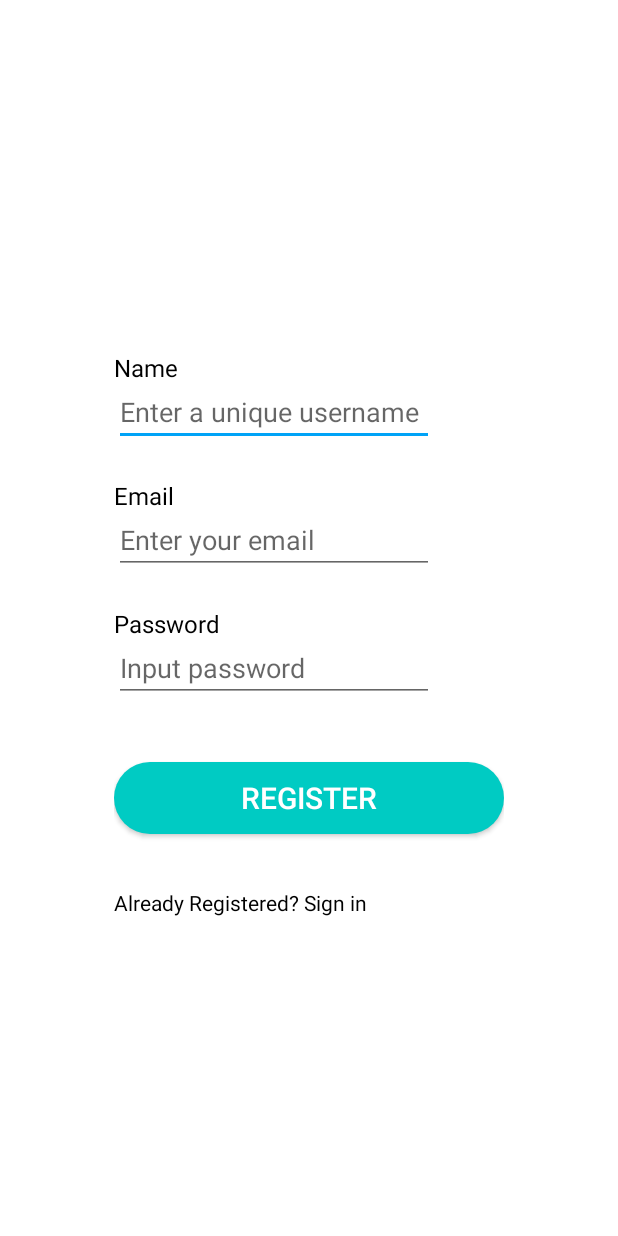
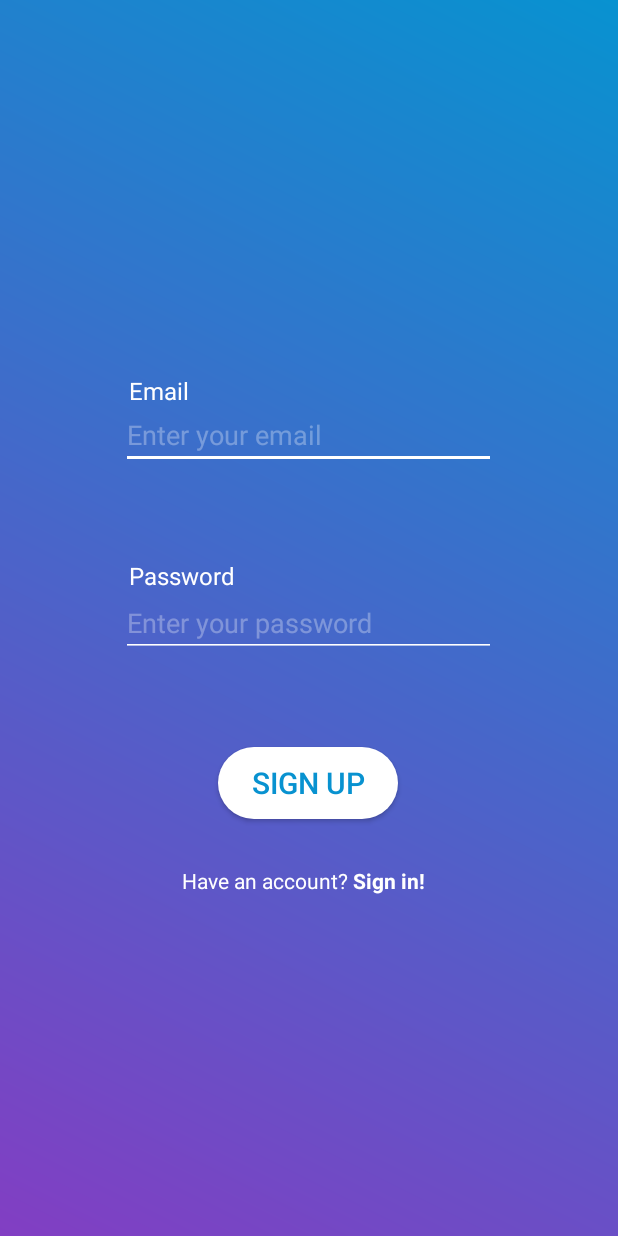
Before and after one commit to manuel103/TravelBuddy, an Android app: the RegisterActivity screen opened directly, with no data from a screen before it, on a phone screen of 412 x 824 dp. Run offline under Robolectric (Android 15) with nearby library versions, the phone set to English and light mode, and no system bars; our stand-ins replace Firebase (no records; nobody signed in at launch, a user with empty details on screens opened directly); 1 statement that could not run was skipped.

Commit message:
initial commit

```diff
--- a/app/src/main/java/com/example/travelbuddy/RegisterActivity.java
+++ b/app/src/main/java/com/example/travelbuddy/RegisterActivity.java
@@ -74,7 +74,7 @@ public class RegisterActivity extends AppCompatActivity implements View.OnClickL
 //        animationDrawable.start();
 
         btnRegister = (Button) findViewById(R.id.btn_register);
-        etName = (EditText) findViewById(R.id.et_name);
+        //etName = (EditText) findViewById(R.id.et_name);
         etEmail = (EditText) findViewById(R.id.et_reg_email);
         etPassword = (EditText) findViewById(R.id.et_reg_password);
         textViewSignin = (TextView) findViewById(R.id.textViewSignin);
--- a/app/src/main/res/drawable/gradient1.xml
+++ b/app/src/main/res/drawable/authentication_gradient.xml
@@ -2,10 +2,9 @@
 <shape android:shape="rectangle"
     xmlns:android="http://schemas.android.com/apk/res/android">
     <gradient
-        android:startColor="#00a3f7"
-        android:endColor="#00cbc3"
-        android:angle="90">
+        android:startColor="#823ec3"
+        android:endColor="#0892d0"
+        android:angle="45">
 
     </gradient>
-
 </shape>
--- a/app/src/main/res/drawable/rounded_getstarted.xml
+++ b/app/src/main/res/drawable/rounded_getstarted.xml
@@ -2,7 +2,7 @@
 <shape xmlns:android="http://schemas.android.com/apk/res/android"
     android:shape="rectangle">
     <solid
-        android:color="#00cbc3">
+        android:color="#FFFFFF">
     </solid>
     <corners android:radius="150dp"></corners>
 
--- a/app/src/main/res/layout/activity_login.xml
+++ b/app/src/main/res/layout/activity_login.xml
@@ -5,7 +5,7 @@ xmlns:app="http://schemas.android.com/apk/res-auto"
 xmlns:tools="http://schemas.android.com/tools"
 android:layout_width="match_parent"
 android:layout_height="match_parent"
-android:background="@drawable/gradient1"
+android:background="@drawable/authentication_gradient"
 tools:context=".Login">
 
 <include
--- a/app/src/main/res/layout/activity_register.xml
+++ b/app/src/main/res/layout/activity_register.xml
@@ -5,7 +5,7 @@
     xmlns:tools="http://schemas.android.com/tools"
     android:layout_width="match_parent"
     android:layout_height="match_parent"
-    android:background="#ffffff"
+    android:background="@drawable/authentication_gradient"
     android:id="@+id/gradient"
     tools:context=".RegisterActivity">
 
--- a/app/src/main/res/layout/register_layout.xml
+++ b/app/src/main/res/layout/register_layout.xml
@@ -13,103 +13,114 @@
     <!--app:srcCompat="@drawable/mpay_logo"-->
     <!--/>-->
 
-    <EditText
-        android:id="@+id/et_name"
-        android:layout_width="wrap_content"
+    <!--<TextView-->
+    <!--android:layout_width="wrap_content"-->
+    <!--android:layout_height="wrap_content"-->
+    <!--android:layout_alignStart="@+id/et_name"-->
+    <!--android:layout_alignLeft="@+id/et_name"-->
+    <!--android:layout_marginTop="22dp"-->
+    <!--android:text="Travel Buddy"-->
+    <!--android:textColor="#000000"-->
+    <!--android:textSize="36sp"/>-->
 
-        android:layout_height="wrap_content"
-        android:layout_below="@+id/iv_user"
+    <!--<EditText-->
+    <!--android:id="@+id/et_name"-->
+    <!--android:layout_width="wrap_content"-->
 
-        android:layout_marginTop="40dp"
-        android:ems="10"
-        android:hint="@string/enter_a_unique_username"
-        android:inputType="textPersonName"
-        android:textColor="#ffffff" />
+    <!--android:layout_height="wrap_content"-->
+    <!--android:layout_below="@+id/iv_user"-->
 
-    <TextView
-        android:id="@+id/tv_name"
-        android:layout_width="wrap_content"
-        android:layout_height="wrap_content"
-        android:layout_below="@+id/iv_user"
-        android:layout_alignStart="@+id/et_name"
-        android:layout_alignLeft="@+id/et_name"
-        android:layout_marginTop="22dp"
-        android:text="Name"
-        android:textColor="#000000"
-        android:textSize="16sp" />
+    <!--android:layout_marginTop="40dp"-->
+    <!--android:ems="10"-->
+    <!--android:hint="@string/enter_a_unique_username"-->
+    <!--android:inputType="textPersonName"-->
+    <!--android:textColor="#ffffff" />-->
+
+    <!--<TextView-->
+    <!--android:id="@+id/tv_name"-->
+    <!--android:layout_width="wrap_content"-->
+    <!--android:layout_height="wrap_content"-->
+    <!--android:layout_below="@+id/iv_user"-->
+    <!--android:layout_alignStart="@+id/et_name"-->
+    <!--android:layout_alignLeft="@+id/et_name"-->
+    <!--android:layout_marginTop="22dp"-->
+    <!--android:text="Name"-->
+    <!--android:textColor="#000000"-->
+    <!--android:textSize="16sp" />-->
 
 
     <EditText
         android:id="@+id/et_reg_email"
-        android:layout_width="wrap_content"
+        android:layout_width="250dp"
 
         android:layout_height="wrap_content"
-        android:layout_below="@+id/et_name"
 
         android:layout_marginTop="40dp"
         android:ems="10"
         android:hint="@string/enter_your_email"
         android:inputType="textEmailAddress"
-        android:textColor="#000000" />
+        android:textColor="#ffffff"
+        android:textColorHint="#4EFFFFFF"
+        android:backgroundTint="#ffffff"/>
 
     <TextView
         android:id="@+id/tv_reg_email"
         android:layout_width="wrap_content"
         android:layout_height="wrap_content"
-        android:layout_below="@+id/et_name"
-        android:layout_alignStart="@+id/et_name"
-        android:layout_alignLeft="@+id/et_name"
         android:layout_marginTop="22dp"
+        android:layout_marginLeft="5dp"
         android:text="Email"
-        android:textColor="#000000"
+        android:textColor="#ffffff"
         android:textSize="16sp" />
 
 
     <EditText
         android:id="@+id/et_reg_password"
-        android:layout_width="wrap_content"
+        android:layout_width="250dp"
 
         android:layout_height="wrap_content"
         android:layout_below="@+id/et_reg_email"
         android:layout_centerHorizontal="false"
-        android:layout_marginTop="40dp"
+        android:layout_marginTop="80dp"
         android:ems="10"
         android:hint="@string/input_password"
         android:inputType="textPassword"
-        android:textColor="#000000" />
+        android:textColor="#ffffff"
+        android:textColorHint="#4EFFFFFF"
+        android:backgroundTint="#ffffff"/>
 
     <TextView
         android:id="@+id/tv_reg_password"
         android:layout_width="wrap_content"
         android:layout_height="wrap_content"
         android:layout_below="@+id/et_reg_email"
-        android:layout_alignStart="@+id/et_name"
-        android:layout_alignLeft="@+id/et_name"
-        android:layout_marginTop="22dp"
+        android:layout_marginTop="60dp"
+        android:layout_marginLeft="5dp"
         android:text="Password"
-        android:textColor="#000000"
+        android:textColor="#ffffff"
         android:textSize="16sp" />
 
     <Button
         android:id="@+id/btn_register"
-        android:layout_width="260dp"
+        android:layout_width="120dp"
         android:layout_height="wrap_content"
         android:layout_below="@+id/et_reg_password"
         android:layout_centerHorizontal="true"
-        android:layout_marginTop="40dp"
+        android:layout_marginTop="60dp"
         android:background="@drawable/rounded_getstarted"
-        android:text="Register"
-        android:textColor="#ffffff"
+        android:text="@string/sign_up"
+        android:textColor="#0892d0"
         android:textSize="20sp" />
 
     <TextView
         android:id="@+id/textViewSignin"
         android:layout_width="wrap_content"
         android:layout_height="wrap_content"
-        android:layout_marginTop="380dp"
+        android:layout_marginTop="350dp"
+        android:layout_marginLeft="40dp"
         android:text="@string/already_registered_sign_in_here"
         android:textAlignment="center"
-        android:textColor="#000000" />
+        android:textColor="#ffffff" />
 
 
 </RelativeLayout>
--- a/app/src/main/res/values/colors.xml
+++ b/app/src/main/res/values/colors.xml
@@ -1,6 +1,6 @@
 <?xml version="1.0" encoding="utf-8"?>
 <resources>
-    <color name="colorPrimary">#ffffff</color>
+    <color name="colorPrimary">#FFFFFF</color>
     <color name="colorPrimaryDark">#ffffff</color>
     <color name="colorAccent">#00A3F7</color>
 
--- a/app/src/main/res/values/strings.xml
+++ b/app/src/main/res/values/strings.xml
@@ -2,13 +2,15 @@
     <string name="app_name">Travel Buddy</string>
     <string name="textview">TextView</string>
     <string name="todo">TODO</string>
-    <string name="next">Next</string>
     <string name="get_started">Get Started</string>
     <string name="skip">Skip</string>
 
     <string name="check_remember">Remember Me</string>
     <string name="enter_your_email">Enter your email</string>
     <string name="enter_a_unique_username">Enter a unique username</string>
-    <string name="input_password">Input password</string>
-    <string name="already_registered_sign_in_here">Already Registered? Sign in</string>
+    <string name="input_password">Enter your password</string>
+    <string name="already_registered_sign_in_here">Have an account? <b>Sign in!</b> </string>
+    <string name="don_t_have_an_account_sign_up">Don\'t have an account? <b>Sign up!</b></string>
+    <string name="forgot_password">Forgot password?</string>
+    <string name="sign_up">Sign up</string>
 </resources>
```
Also changed, not shown: app/src/main/java/com/example/travelbuddy/Login.java (+7 -6 lines), app/src/main/res/layout/activity_intro.xml (+10 -10 lines), app/src/main/res/layout/login_layout.xml (+56 -22 lines).
